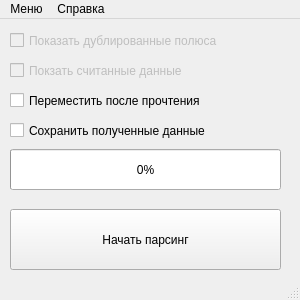
This is window/parser_window.ui in Zack8629/k-med as Qt 5 draws it before an edit. The edited form follows.
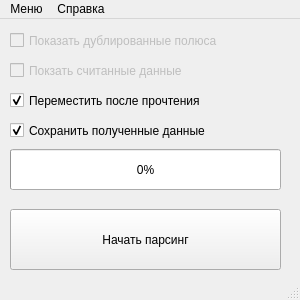
This is the edited form.

Commit message: Parser v1.1.2.43 Added "window about". Fixed a bug with finding the finished file. The main window has been changed and the inscriptions have been translated.

Diff of the .ui file:
```diff
--- a/window/parser_window.ui
+++ b/window/parser_window.ui
@@ -45,6 +45,9 @@
     <property name="text">
      <string>Переместить после прочтения</string>
     </property>
+    <property name="checked">
+     <bool>true</bool>
+    </property>
    </widget>
    <widget class="QCheckBox" name="show_policies">
     <property name="enabled">
@@ -90,6 +93,9 @@
     <property name="text">
      <string>Сохранить полученные данные</string>
     </property>
+    <property name="checked">
+     <bool>true</bool>
+    </property>
    </widget>
    <widget class="QProgressBar" name="progress_bar">
     <property name="geometry">
```
The commit also changes 3 other files.
